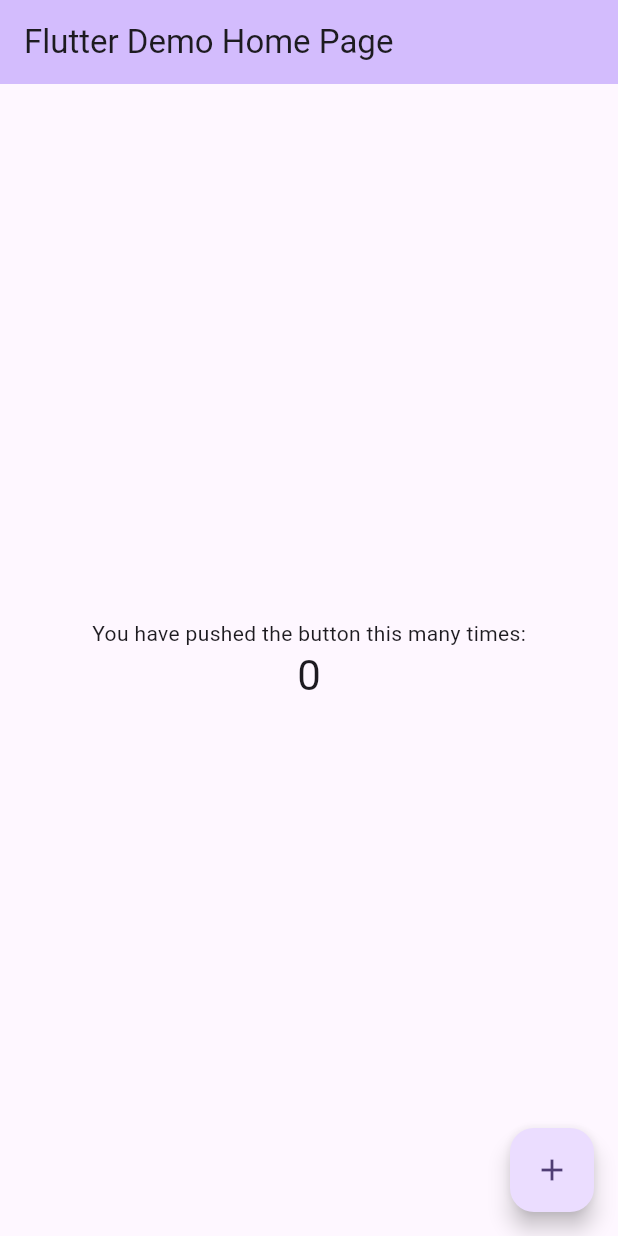
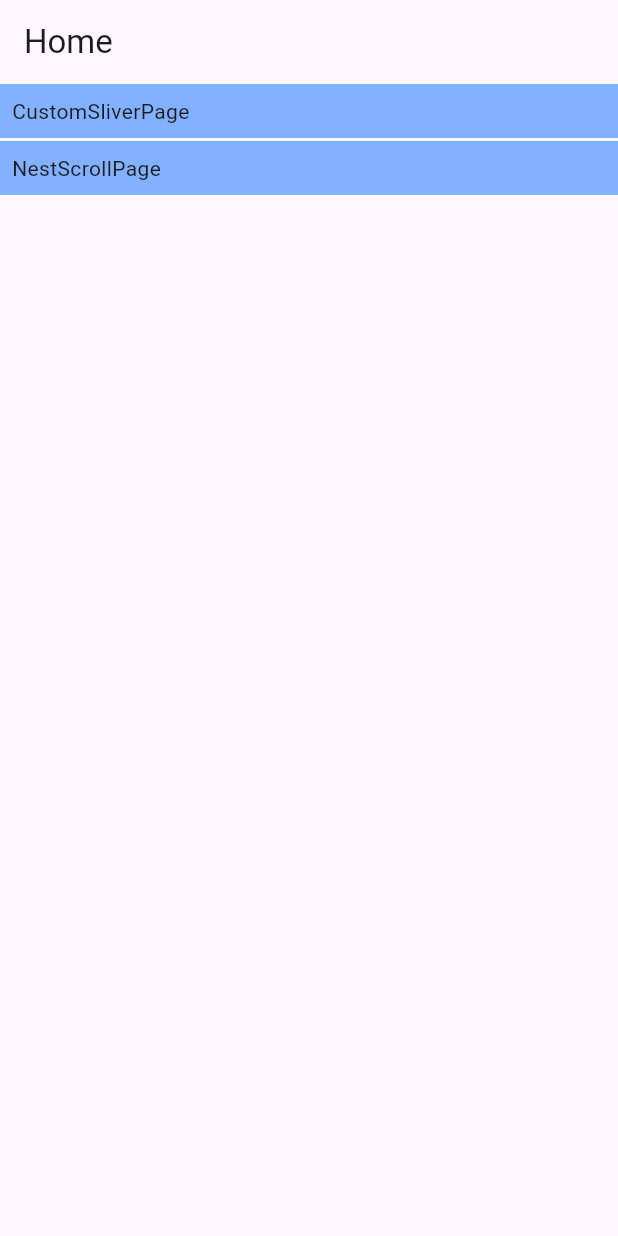
Before and after one commit to frankfancode/dev-journal, a Flutter app: the screen it shows after launch, on a phone screen of 412 x 824 dp. Run offline on Flutter 3.47's test engine with Material 3 defaults, Android fonts, the phone set to English and light mode, and no system bars.

Commit message:
practice scroll

```diff
--- a/flutter_journal/lib/main.dart
+++ b/flutter_journal/lib/main.dart
@@ -1,8 +1,21 @@
+import 'dart:ui';
+
+import 'package:flutter/cupertino.dart';
 import 'package:flutter/material.dart';
+import 'package:flutter_journal/nest_scroll_page.dart';
+
+import 'custom_sliver_page.dart';
 
 void main() {
   runApp(const MyApp());
 }
+
+final routes = {
+  CustomSliverPage.routeName: (BuildContext context) => const CustomSliverPage(),
+  NestScrollPage.routeName: (BuildContext context) => const NestScrollPage(),
+};
+
+final routeList = routes.keys.toList();
 
 class MyApp extends StatelessWidget {
   const MyApp({super.key});
@@ -13,24 +26,10 @@
     return MaterialApp(
       title: 'Flutter Demo',
       theme: ThemeData(
-        // This is the theme of your application.
-        //
-        // TRY THIS: Try running your application with "flutter run". You'll see
-        // the application has a purple toolbar. Then, without quitting the app,
-        // try changing the seedColor in the colorScheme below to Colors.green
-        // and then invoke "hot reload" (save your changes or press the "hot
-        // reload" button in a Flutter-supported IDE, or press "r" if you used
-        // the command line to start the app).
-        //
-        // Notice that the counter didn't reset back to zero; the application
-        // state is not lost during the reload. To reset the state, use hot
-        // restart instead.
-        //
-        // This works for code too, not just values: Most code changes can be
-        // tested with just a hot reload.
         colorScheme: ColorScheme.fromSeed(seedColor: Colors.deepPurple),
         useMaterial3: true,
       ),
+      routes: routes,
       home: const MyHomePage(title: 'Flutter Demo Home Page'),
     );
   }
@@ -55,71 +54,35 @@
 }
 
 class _MyHomePageState extends State<MyHomePage> {
-  int _counter = 0;
-
-  void _incrementCounter() {
-    setState(() {
-      // This call to setState tells the Flutter framework that something has
-      // changed in this State, which causes it to rerun the build method below
-      // so that the display can reflect the updated values. If we changed
-      // _counter without calling setState(), then the build method would not be
-      // called again, and so nothing would appear to happen.
-      _counter++;
-    });
-  }
-
   @override
   Widget build(BuildContext context) {
-    // This method is rerun every time setState is called, for instance as done
-    // by the _incrementCounter method above.
-    //
-    // The Flutter framework has been optimized to make rerunning build methods
-    // fast, so that you can just rebuild anything that needs updating rather
-    // than having to individually change instances of widgets.
     return Scaffold(
       appBar: AppBar(
-        // TRY THIS: Try changing the color here to a specific color (to
-        // Colors.amber, perhaps?) and trigger a hot reload to see the AppBar
-        // change color while the other colors stay the same.
-        backgroundColor: Theme.of(context).colorScheme.inversePrimary,
-        // Here we take the value from the MyHomePage object that was created by
-        // the App.build method, and use it to set our appbar title.
-        title: Text(widget.title),
+        title: const Text('Home'),
       ),
-      body: Center(
-        // Center is a layout widget. It takes a single child and positions it
-        // in the middle of the parent.
-        child: Column(
-          // Column is also a layout widget. It takes a list of children and
-          // arranges them vertically. By default, it sizes itself to fit its
-          // children horizontally, and tries to be as tall as its parent.
-          //
-          // Column has various properties to control how it sizes itself and
-          // how it positions its children. Here we use mainAxisAlignment to
-          // center the children vertically; the main axis here is the vertical
-          // axis because Columns are vertical (the cross axis would be
-          // horizontal).
-          //
-          // TRY THIS: Invoke "debug painting" (choose the "Toggle Debug Paint"
-          // action in the IDE, or press "p" in the console), to see the
-          // wireframe for each widget.
-          mainAxisAlignment: MainAxisAlignment.center,
-          children: <Widget>[
-            const Text(
-              'You have pushed the button this many times:',
-            ),
-            Text(
-              '$_counter',
-              style: Theme.of(context).textTheme.headlineMedium,
-            ),
-          ],
-        ),
-      ),
-      floatingActionButton: FloatingActionButton(
-        onPressed: _incrementCounter,
-        tooltip: 'Increment',
-        child: const Icon(Icons.add),
-      ), // This trailing comma makes auto-formatting nicer for build methods.
+      body: ListView.separated(
+          itemBuilder: (BuildContext context, int index) {
+            return GestureDetector(
+              onTap: () {
+                Navigator.pushNamed(context, routeList[index]);
+                setState(() {
+
+                });
+              },
+              child: Container(
+                color: Colors.blueAccent.shade100,
+                padding: const EdgeInsets.all(8),
+                child: Text(routeList.elementAt(index)),
+              ),
+            );
+          },
+          separatorBuilder: (BuildContext context, int index) {
+            return Container(
+              color: Colors.white,
+              height: 2,
+            );
+          },
+          itemCount: routeList.length),
     );
   }
 }
--- a/flutter_journal/pubspec.yaml
+++ b/flutter_journal/pubspec.yaml
@@ -59,8 +59,8 @@ flutter:
   uses-material-design: true
 
   # To add assets to your application, add an assets section, like this:
-  # assets:
-  #   - images/a_dot_burr.jpeg
+  assets:
+    - assets/images/
   #   - images/a_dot_ham.jpeg
 
   # An image asset can refer to one or more resolution-specific "variants", see
```
Also changed, not shown: flutter_journal/lib/custom_sliver_page.dart (added, +268 -0 lines), flutter_journal/lib/nest_scroll_page.dart (added, +56 -0 lines), flutter_journal/lib/sliver_header_delegate.dart (added, +64 -0 lines), flutter_journal/assets/images/sea.png (added).
